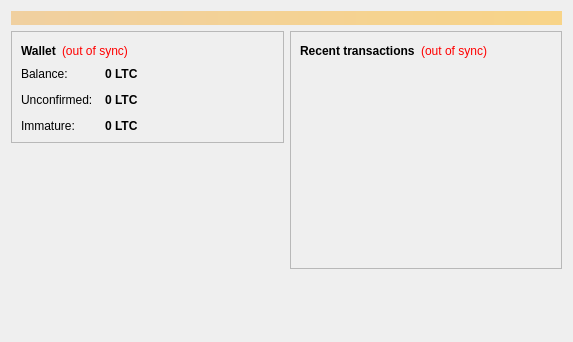
This is src/qt/forms/overviewpage.ui in UnderAuthor/Stories as Qt 5 draws it before an edit. The edited form follows.
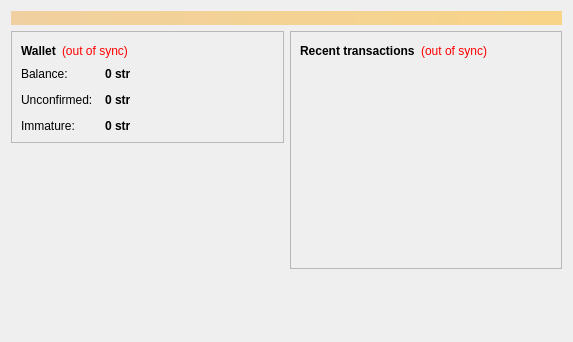
This is the edited form.

```diff
--- a/src/qt/forms/overviewpage.ui
+++ b/src/qt/forms/overviewpage.ui
@@ -122,7 +122,7 @@
                <string>Your current balance</string>
               </property>
               <property name="text">
-               <string notr="true">0 LTC</string>
+               <string notr="true">0 str</string>
               </property>
               <property name="textInteractionFlags">
                <set>Qt::LinksAccessibleByMouse|Qt::TextSelectableByKeyboard|Qt::TextSelectableByMouse</set>
@@ -151,7 +151,7 @@
                <string>Total of transactions that have yet to be confirmed, and do not yet count toward the current balance</string>
               </property>
               <property name="text">
-               <string notr="true">0 LTC</string>
+               <string notr="true">0 str</string>
               </property>
               <property name="textInteractionFlags">
                <set>Qt::LinksAccessibleByMouse|Qt::TextSelectableByKeyboard|Qt::TextSelectableByMouse</set>
@@ -177,7 +177,7 @@
                <string>Mined balance that has not yet matured</string>
               </property>
               <property name="text">
-               <string notr="true">0 LTC</string>
+               <string notr="true">0 str</string>
               </property>
               <property name="textInteractionFlags">
                <set>Qt::LinksAccessibleByMouse|Qt::TextSelectableByKeyboard|Qt::TextSelectableByMouse</set>
```
Left out of the diff: 4 changed lines with no effect on the pictures.
